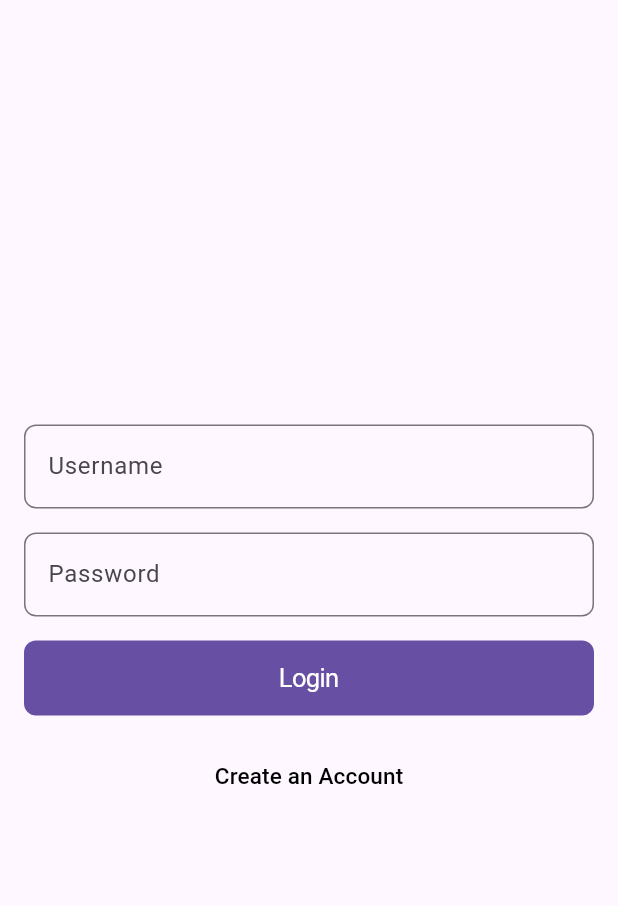
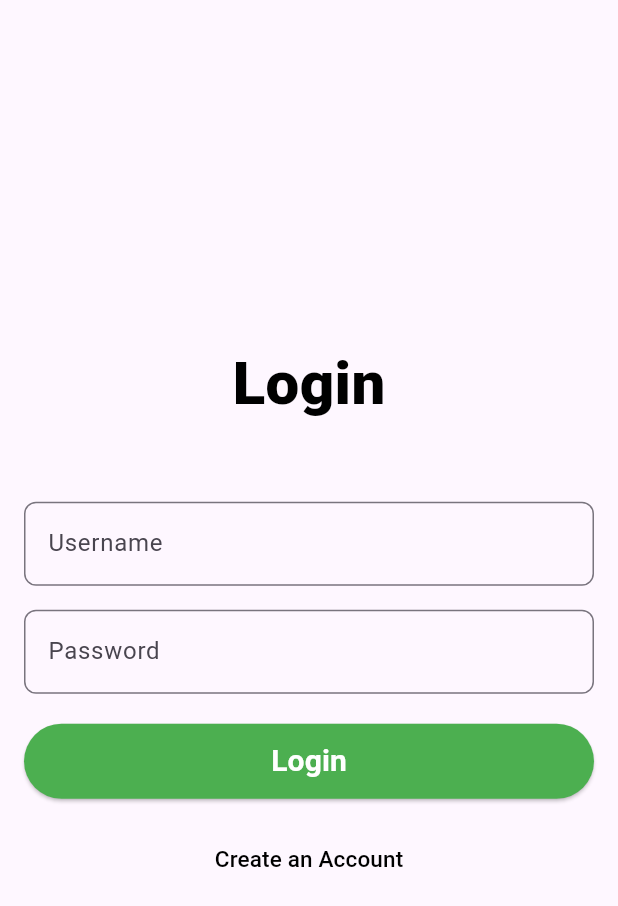
Before and after one commit to KavinduAluthwaththa/Capstone-Project-Frontend, a Flutter app: the screen it shows after launch, on a phone screen of 412 x 824 dp. Shown: the top 906 px of the screen. Run offline on Flutter 3.47's test engine with Material 3 defaults, Android fonts, the phone set to English and light mode, and no system bars; our stand-ins replace jwt_decoder, lottie; network calls fail.

Commit message:
Enhance login and registration UI: add titles, replace CupertinoButton with ElevatedButton, and improve button styles

```diff
--- a/lib/accounts/login.dart
+++ b/lib/accounts/login.dart
@@ -81,16 +81,16 @@ class _LoginPageState extends State<LoginPage> {
 
     switch (role) {
       case "Admin":
-        nextPage = AdminMainPage(email: email) as Widget;
+        nextPage = AdminMainPage(email: email);
         break;
       case "Farmer":
-        nextPage = FarmerMainPage(email: email) as Widget;
+        nextPage = FarmerMainPage(email: email);
         break;
       case "Inspector":
-        nextPage = InspectorMainPage(email: email) as Widget;
+        nextPage = InspectorMainPage(email: email);
         break;
       case "ShopOwner":
-        nextPage = ShopOwnerMainPage(email: email) as Widget;
+        nextPage = ShopOwnerMainPage(email: email);
         break;
       default:
         _showError("Unauthorized role: $role");
@@ -100,7 +100,7 @@ class _LoginPageState extends State<LoginPage> {
     Navigator.pushAndRemoveUntil(
       context,
       MaterialPageRoute(builder: (context) => nextPage),
-      (Route<dynamic> route) => false,
+          (Route<dynamic> route) => false,
     );
   }
 
@@ -121,6 +121,12 @@ class _LoginPageState extends State<LoginPage> {
             mainAxisAlignment: MainAxisAlignment.center,
             children: <Widget>[
 
+              Text(
+                'Login',
+                style: TextStyle(fontSize: 40, color: Colors.black, fontWeight: FontWeight.w800),
+              ),
+              const SizedBox(height: 50.0),
+
               TextFormField(
                 controller: _emailController,
                 decoration: const InputDecoration(
@@ -128,7 +134,7 @@ class _LoginPageState extends State<LoginPage> {
                   border: OutlineInputBorder(borderRadius: BorderRadius.all(Radius.circular(8.0))),
                 ),
                 validator: (value) =>
-                    (value == null || value.isEmpty) ? 'Enter Username' : null,
+                (value == null || value.isEmpty) ? 'Enter Username' : null,
               ),
               const SizedBox(height: 16.0),
 
@@ -138,7 +144,6 @@ class _LoginPageState extends State<LoginPage> {
                   labelText: 'Password',
                   border: OutlineInputBorder(borderRadius: BorderRadius.all(Radius.circular(8.0))),
                 ),
-
                 obscureText: true,
                 validator: (value) {
                   if (value == null || value.isEmpty) {
@@ -150,17 +155,21 @@ class _LoginPageState extends State<LoginPage> {
                 },
               ),
 
-              const SizedBox(height: 16.0),
+              const SizedBox(height: 20.0),
 
-            SizedBox(
-              width: double.infinity,
-                child: CupertinoButton.filled(
-                padding: const EdgeInsets.symmetric(vertical: 15.0),
-              onPressed: submitForm,
-              borderRadius: BorderRadius.circular(8.0),
-              child: const Text('Login'),
+              SizedBox(
+                width: double.infinity,
+                child: ElevatedButton(
+                  style: ElevatedButton.styleFrom(
+                    backgroundColor: Colors.green,
+                    foregroundColor: Colors.white,
+                    minimumSize: Size(double.infinity, 50), // Fixed missing value
+                  ),
+                  onPressed: submitForm, // Corrected function call
+                  child: Text('Login',
+                      style: TextStyle(fontSize: 20,fontWeight: FontWeight.w600)),
+                ),
               ),
-            ),
 
               const SizedBox(height: 16.0),
 
@@ -168,12 +177,12 @@ class _LoginPageState extends State<LoginPage> {
                 onPressed: () {
                   Navigator.push(
                     context,
-                    MaterialPageRoute(builder: (context) => RegisterPage()), // Replace with your screen
+                    MaterialPageRoute(builder: (context) => RegisterPage()), // Fixed incorrect reference
                   );
                 },
                 child: Text(
                   'Create an Account',
-                  style: TextStyle(fontSize: 15, color: Colors.black), // Change color for better visibility
+                  style: TextStyle(fontSize: 15, color: Colors.black),
                 ),
               ),
             ],
```
Also changed, not shown: lib/accounts/register.dart (+18 -6 lines).
